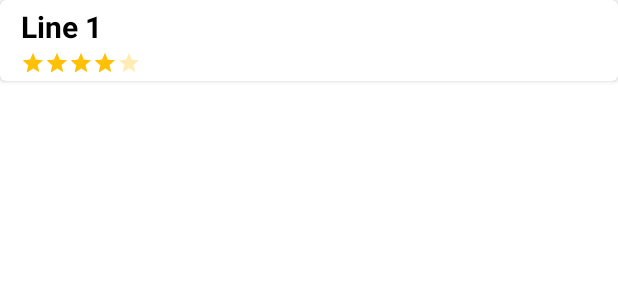
After one commit to npwiebe/sceneit, an Android app: the layout search_item.xml on its own in the app's theme, with its tools: preview values and no code run, on a phone screen of 412 x 824 dp. The commit adds this screen. Shown: the top 300 px of the screen. Run offline under Robolectric (Android 15) with nearby library versions, the phone set to English and light mode, and no system bars.

Commit message:
Implement Search Feature

```diff
--- a/app/src/main/AndroidManifest.xml
+++ b/app/src/main/AndroidManifest.xml
@@ -24,6 +24,7 @@
             </intent-filter>
         </activity>
         <activity android:name=".presentation.OrderActivity"></activity>
+        <activity android:name=".presentation.SearchActivity"></activity>
 
         <meta-data
             android:name="preloaded_fonts"
--- a/app/src/main/java/comp3350/sceneit/presentation/RecyclerViewAdapter.java
+++ b/app/src/main/java/comp3350/sceneit/presentation/RecyclerViewAdapter.java
@@ -30,7 +30,7 @@ public class RecyclerViewAdapter extends RecyclerView.Adapter<RecyclerViewAdapte
     private ArrayList<String> mImageURL;
     private ArrayList<String> mTitle;
     private ArrayList<String> mRating;
-    private int carouselView = 0;
+    private int carouselView;
     private IMovieClickListener mMovieClickListener;
 
     public RecyclerViewAdapter(Context mContext, ArrayList<String> mImageURL, ArrayList<String> mTitle, ArrayList<String> mRating, int carouselView, IMovieClickListener movieClickListener) {
@@ -85,5 +85,4 @@ public class RecyclerViewAdapter extends RecyclerView.Adapter<RecyclerViewAdapte
     public int getItemCount() {
         return mTitle.size();
     }
-
 }
--- a/app/src/main/java/comp3350/sceneit/presentation/SpacingItemDecorator.java
+++ b/app/src/main/java/comp3350/sceneit/presentation/SpacingItemDecorator.java
@@ -16,5 +16,6 @@ public class SpacingItemDecorator extends RecyclerView.ItemDecoration {
     @Override
     public void getItemOffsets(@NonNull Rect outRect, @NonNull View view, @NonNull RecyclerView parent, @NonNull RecyclerView.State state) {
         outRect.right = spacing;
+        outRect.bottom = spacing;
     }
 }
--- /dev/null
+++ b/app/src/main/res/layout/search_item.xml
@@ -0,0 +1,38 @@
+<?xml version="1.0" encoding="utf-8"?>
+<androidx.cardview.widget.CardView xmlns:android="http://schemas.android.com/apk/res/android"
+    android:layout_width="match_parent"
+    android:layout_height="wrap_content"
+    xmlns:app="http://schemas.android.com/apk/res-auto"
+    app:cardCornerRadius="4dp">
+
+    <RelativeLayout
+        android:layout_width="match_parent"
+        android:layout_height="match_parent"
+        android:layout_margin="4dp">
+
+        <TextView
+            android:id="@+id/tvmovieTitleSearch"
+            android:layout_width="wrap_content"
+            android:layout_height="wrap_content"
+            android:text="Line 1"
+            android:textSize="20sp"
+            android:textStyle="bold"
+            android:layout_marginLeft="10dp"
+            android:textColor="@color/black"/>
+
+        <RatingBar
+            android:id="@+id/rbMovieRatingSearch"
+            style="?android:attr/ratingBarStyleSmall"
+            android:layout_width="wrap_content"
+            android:layout_height="wrap_content"
+            android:layout_marginTop="30dp"
+            android:layout_marginLeft="10dp"
+            android:isIndicator="true"
+            android:numStars="5"
+            android:rating="4"
+            android:stepSize="0.1"
+            android:theme="@style/RatingBar"/>
+
+    </RelativeLayout>
+
+</androidx.cardview.widget.CardView>
```
Also changed, not shown: app/src/main/java/comp3350/sceneit/presentation/IMovieClickListener.java (+4 -4 lines), app/src/main/java/comp3350/sceneit/presentation/MainActivity.java (+18 -5 lines), app/src/main/java/comp3350/sceneit/presentation/SearchActivity.java (added, +106 -0 lines), app/src/main/java/comp3350/sceneit/presentation/SearchAdapter.java (added, +71 -0 lines), app/src/main/java/comp3350/sceneit/presentation/SearchItem.java (added, +21 -0 lines), app/src/main/res/layout/activity_main.xml (+13 -0 lines), app/src/main/res/layout/activity_search.xml (added, +27 -0 lines).
